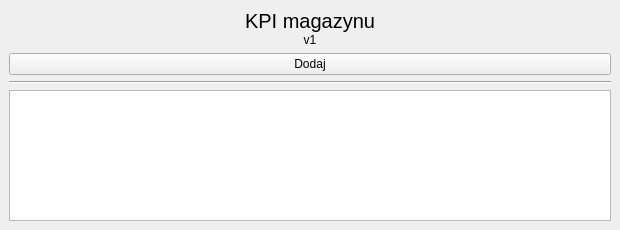
kolomir/place_v2, file Forms/kpi_mag.ui: the form before one commit.
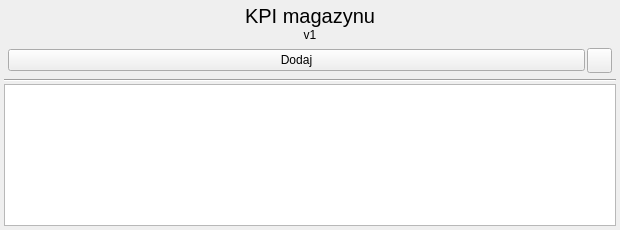
The form after the commit. Icons and pictures are not drawn.

What changed in the file:
```diff
--- a/Forms/kpi_mag.ui
+++ b/Forms/kpi_mag.ui
@@ -32,6 +32,21 @@
    <item row="0" column="0">
     <widget class="QWidget" name="widget" native="true">
      <layout class="QVBoxLayout" name="verticalLayout_3">
+      <property name="spacing">
+       <number>2</number>
+      </property>
+      <property name="leftMargin">
+       <number>4</number>
+      </property>
+      <property name="topMargin">
+       <number>4</number>
+      </property>
+      <property name="rightMargin">
+       <number>4</number>
+      </property>
+      <property name="bottomMargin">
+       <number>4</number>
+      </property>
       <item>
        <widget class="QWidget" name="widget_2" native="true">
         <layout class="QVBoxLayout" name="verticalLayout">
@@ -80,21 +95,21 @@
       </item>
       <item>
        <widget class="QWidget" name="widget_4" native="true">
-        <layout class="QVBoxLayout" name="verticalLayout_2">
+        <layout class="QHBoxLayout" name="horizontalLayout">
          <property name="spacing">
-          <number>0</number>
+          <number>2</number>
          </property>
          <property name="leftMargin">
-          <number>0</number>
+          <number>4</number>
          </property>
          <property name="topMargin">
-          <number>0</number>
+          <number>4</number>
          </property>
          <property name="rightMargin">
-          <number>0</number>
+          <number>4</number>
          </property>
          <property name="bottomMargin">
-          <number>0</number>
+          <number>4</number>
          </property>
          <item>
           <widget class="QPushButton" name="btn_importuj">
@@ -103,6 +118,29 @@
            </property>
           </widget>
          </item>
+         <item>
+          <widget class="QPushButton" name="btn_pomoc">
+           <property name="minimumSize">
+            <size>
+             <width>25</width>
+             <height>25</height>
+            </size>
+           </property>
+           <property name="maximumSize">
+            <size>
+             <width>25</width>
+             <height>25</height>
+            </size>
+           </property>
+           <property name="text">
+            <string/>
+           </property>
+           <property name="icon">
+            <iconset resource="../icon.qrc">
+             <normaloff>:/icon/img/svg_icons/help-circle.svg</normaloff>:/icon/img/svg_icons/help-circle.svg</iconset>
+           </property>
+          </widget>
+         </item>
         </layout>
        </widget>
       </item>
```
Left out of the diff: 4 changed lines with no effect on the pictures.
